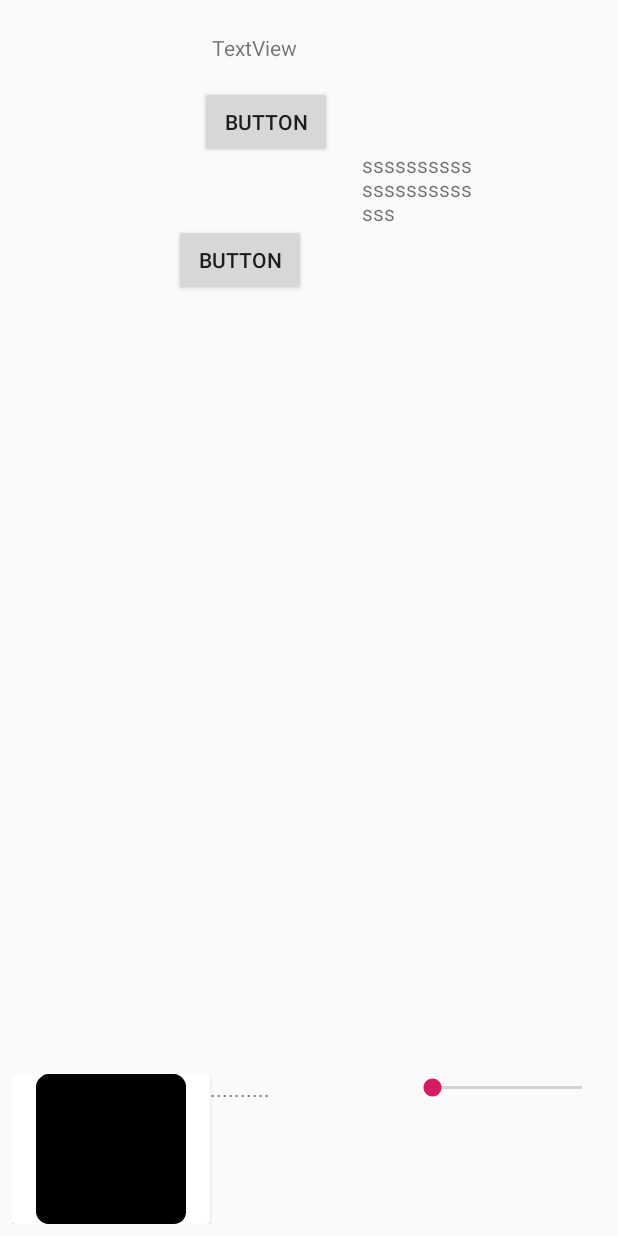
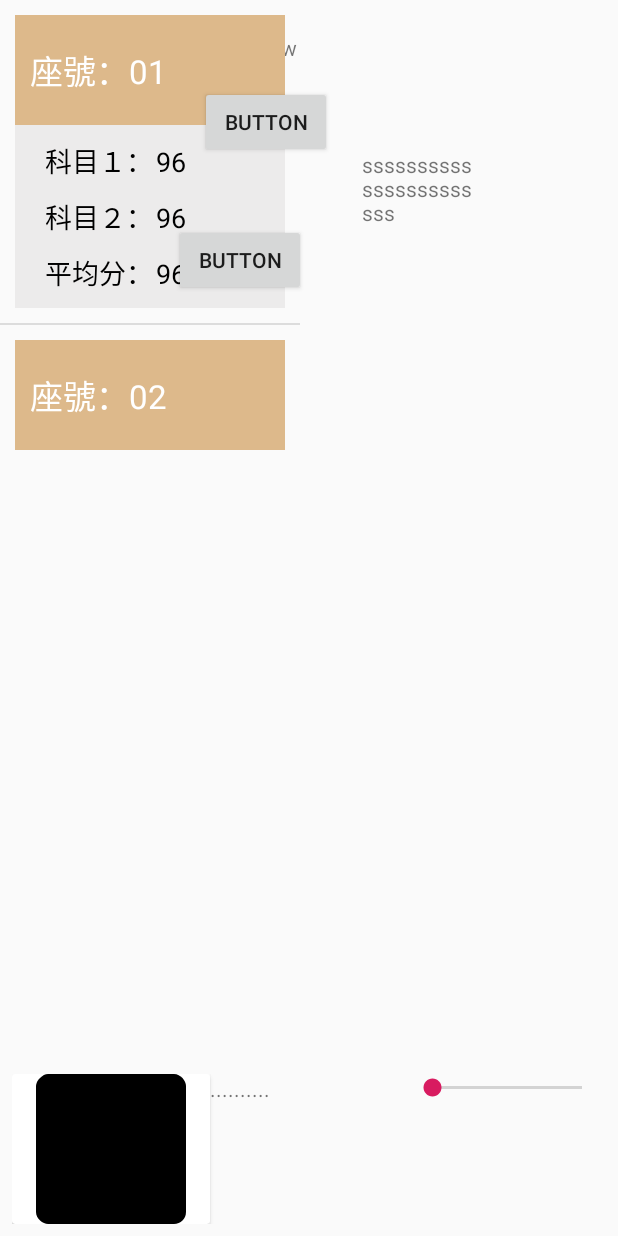
Before and after one commit to andythebreaker/camPdfHttpAndriod, an Android app: the screen it shows after launch (MainActivity), on a phone screen of 412 x 824 dp. Run offline under Robolectric (Android 15) with nearby library versions, the phone set to English and light mode, and no system bars; libraries missing offline, so code that uses them is left out: androidx.camera.camera2, androidx.camera.core, androidx.camera.extensions, androidx.camera.lifecycle, androidx.camera.view; plain views replace PreviewView; 3 statements that could not run were skipped.

```diff
--- a/app/build.gradle
+++ b/app/build.gradle
@@ -27,6 +27,7 @@ dependencies {
     implementation fileTree(dir: 'libs', include: ['*.jar'])
     implementation 'androidx.appcompat:appcompat:1.3.0'
     implementation 'androidx.constraintlayout:constraintlayout:2.0.4'
+    implementation 'androidx.recyclerview:recyclerview:1.2.1'
     testImplementation 'junit:junit:4.12'
     androidTestImplementation 'androidx.test.ext:junit:1.1.3'
     androidTestImplementation 'androidx.test.espresso:espresso-core:3.4.0'
--- a/app/src/main/java/me/andythebreaker/basic_http_sv/MainActivity.java
+++ b/app/src/main/java/me/andythebreaker/basic_http_sv/MainActivity.java
@@ -9,7 +9,9 @@ import android.hardware.camera2.CameraCharacteristics;
 import android.os.Bundle;
 import android.os.Looper;
 import android.util.Log;
+import android.view.LayoutInflater;
 import android.view.View;
+import android.view.ViewGroup;
 import android.widget.Button;
 import android.widget.SeekBar;
 import android.widget.TextView;
@@ -19,6 +21,7 @@ import java.io.*;
 import java.net.InetAddress;
 import java.net.NetworkInterface;
 import java.net.SocketException;
+import java.util.ArrayList;
 import java.util.Enumeration;
 
 import androidx.annotation.NonNull;
@@ -46,13 +49,20 @@ import com.google.common.util.concurrent.ListenableFuture;
 
 import java.text.SimpleDateFormat;
 import java.util.Date;
+import java.util.HashMap;
 import java.util.Locale;
+import java.util.Random;
 import java.util.concurrent.ExecutionException;
 import java.util.concurrent.Executor;
 import java.util.concurrent.Executors;
 import java.io.File;
 
 import androidx.appcompat.app.AppCompatActivity;
+import androidx.recyclerview.widget.DividerItemDecoration;
+import androidx.recyclerview.widget.LinearLayoutManager;
+import androidx.recyclerview.widget.RecyclerView;
+
+import org.jetbrains.annotations.Nullable;
 
 import static androidx.camera.extensions.ExtensionMode.HDR;
 
@@ -70,6 +80,9 @@ public class MainActivity extends AppCompatActivity {
     TextView t3;
     SeekBar sk;
     TextView aaaaaaaaaaaaaaaa;
+    RecyclerView mRecyclerView;
+    MyListAdapter myListAdapter;
+    ArrayList<HashMap<String,String>> arrayList = new ArrayList<>();
 
     @Override
     protected void onCreate(Bundle savedInstanceState) {
@@ -149,8 +162,25 @@ public class MainActivity extends AppCompatActivity {
 
             }
         });
+        //製造資料
+        for (int i = 0;i<30;i++){
+            HashMap<String,String> hashMap = new HashMap<>();
+            hashMap.put("Id","座號："+String.format("%02d",i+1));
+            hashMap.put("Sub1",String.valueOf(new Random().nextInt(80) + 20));
+            hashMap.put("Sub2",String.valueOf(new Random().nextInt(80) + 20));
+            hashMap.put("Avg",String.valueOf(
+                    (Integer.parseInt(hashMap.get("Sub1"))
+                            +Integer.parseInt(hashMap.get("Sub2")))/2));
+
+            arrayList.add(hashMap);
+        }
+        //設置RecycleView
+        mRecyclerView = findViewById(R.id.lllll);
+        mRecyclerView.setLayoutManager(new LinearLayoutManager(this));
+        mRecyclerView.addItemDecoration(new DividerItemDecoration(this, DividerItemDecoration.VERTICAL));
+        myListAdapter = new MyListAdapter();
+        mRecyclerView.setAdapter(myListAdapter);
     }
-
 
     @Override
     public void onResume() {
@@ -180,6 +210,7 @@ public class MainActivity extends AppCompatActivity {
     }
 
     //獲取本地IP
+    @Nullable
     @SuppressLint("LongLogTag")
     public static String getLocalIpAddress() {
         try {
@@ -334,4 +365,51 @@ public class MainActivity extends AppCompatActivity {
         }
     }
 
+
+    private class MyListAdapter extends RecyclerView.Adapter<MyListAdapter.ViewHolder>{
+
+
+        class ViewHolder extends RecyclerView.ViewHolder{
+            private TextView tvId,tvSub1,tvSub2,tvAvg;
+
+            public ViewHolder(@NonNull View itemView) {
+                super(itemView);
+                tvId = itemView.findViewById(R.id.textView_Id);
+                tvSub1 = itemView.findViewById(R.id.textView_sub1);
+                tvSub2 = itemView.findViewById(R.id.textView_sub2);
+                tvAvg  = itemView.findViewById(R.id.textView_avg);
+            }
+        }
+        @NonNull
+        @Override
+        public ViewHolder onCreateViewHolder(@NonNull ViewGroup parent, int viewType) {
+            View view = LayoutInflater.from(parent.getContext())
+                    .inflate(R.layout.recycle_item,parent,false);
+            return new ViewHolder(view);
+        }
+
+        @Override
+        public void onBindViewHolder(@NonNull ViewHolder holder, int position) {
+            int avgS = Integer.parseInt(arrayList.get(position).get("Avg"));
+            if (avgS>=80){
+                holder.tvId.setBackgroundColor(getColor(R.color.green_TOKIWA));
+            }else if (avgS<80 &&avgS>=60){
+                holder.tvId.setBackgroundColor(getColor(R.color.blue_RURI));
+            }else if(avgS<60 &&avgS>=40){
+                holder.tvId.setBackgroundColor(getColor(R.color.yellow_YAMABUKI));
+            }else {
+                holder.tvId.setBackgroundColor(getColor(R.color.red_GINSYU));
+            }
+            holder.tvId.setText(arrayList.get(position).get("Id"));
+            holder.tvSub1.setText(arrayList.get(position).get("Sub1"));
+            holder.tvSub2.setText(arrayList.get(position).get("Sub2"));
+            holder.tvAvg.setText(arrayList.get(position).get("Avg"));
+        }
+
+        @Override
+        public int getItemCount() {
+            return arrayList.size();
+        }
+    }
+
 }
--- a/app/src/main/res/layout/activity_main.xml
+++ b/app/src/main/res/layout/activity_main.xml
@@ -33,6 +33,7 @@
             android:layout_width="wrap_content"
             android:layout_height="wrap_content"
             android:text="Hello World!" />
+
     </androidx.camera.view.PreviewView>
 
     <LinearLayout
@@ -103,6 +104,14 @@
         app:layout_constraintStart_toStartOf="parent"
         app:layout_constraintTop_toTopOf="parent" />
 
+    <androidx.recyclerview.widget.RecyclerView
+        android:id="@+id/lllll"
+        android:layout_width="200dp"
+        android:layout_height="300dp"
+        android:visibility="visible"
+        app:layout_constraintStart_toStartOf="parent"
+        app:layout_constraintTop_toTopOf="parent" />
+
     <TextView
         android:id="@+id/aaaaaaaaaaaaaaaa"
         android:layout_width="73dp"
--- /dev/null
+++ b/app/src/main/res/layout/recycle_item.xml
@@ -0,0 +1,106 @@
+<?xml version="1.0" encoding="utf-8"?>
+<LinearLayout xmlns:android="http://schemas.android.com/apk/res/android"
+    android:layout_width="match_parent"
+    android:layout_height="wrap_content"
+    android:layout_margin="10dp"
+    android:background="#ECEBEB"
+    android:orientation="vertical">
+
+
+    <TextView
+        android:id="@+id/textView_Id"
+        android:layout_width="match_parent"
+        android:layout_height="wrap_content"
+        android:background="@color/red_GINSYU"
+        android:paddingStart="10dp"
+        android:paddingTop="20dp"
+        android:paddingBottom="20dp"
+        android:text="學號："
+        android:textAppearance="@style/TextAppearance.AppCompat.Large"
+        android:textColor="?attr/colorBackgroundFloating" />
+
+    <LinearLayout
+        android:layout_width="match_parent"
+        android:layout_height="match_parent"
+        android:layout_marginStart="20dp"
+        android:layout_marginTop="10dp"
+        android:orientation="horizontal">
+
+        <TextView
+            android:id="@+id/textView2"
+            android:layout_width="wrap_content"
+            android:layout_height="wrap_content"
+            android:layout_weight="0.3"
+            android:text="科目１："
+            android:textAppearance="@style/TextAppearance.AppCompat.Large"
+            android:textColor="#000"
+            android:textSize="18sp" />
+
+        <TextView
+            android:id="@+id/textView_sub1"
+            android:layout_width="wrap_content"
+            android:layout_height="wrap_content"
+            android:layout_weight="8"
+            android:text="TextView"
+            android:textAppearance="@style/TextAppearance.AppCompat.Large"
+            android:textColor="#000"
+            android:textSize="18sp" />
+    </LinearLayout>
+
+    <LinearLayout
+        android:layout_width="match_parent"
+        android:layout_height="match_parent"
+        android:layout_marginStart="20dp"
+        android:layout_marginTop="10dp"
+        android:orientation="horizontal">
+
+        <TextView
+            android:id="@+id/textView4"
+            android:layout_width="wrap_content"
+            android:layout_height="wrap_content"
+            android:layout_weight="0.3"
+            android:text="科目２："
+            android:textAppearance="@style/TextAppearance.AppCompat.Large"
+            android:textColor="#000"
+            android:textSize="18sp" />
+
+        <TextView
+            android:id="@+id/textView_sub2"
+            android:layout_width="wrap_content"
+            android:layout_height="wrap_content"
+            android:layout_weight="8"
+            android:text="TextView"
+            android:textAppearance="@style/TextAppearance.AppCompat.Large"
+            android:textColor="#000"
+            android:textSize="18sp" />
+    </LinearLayout>
+
+    <LinearLayout
+        android:layout_width="match_parent"
+        android:layout_height="match_parent"
+        android:layout_marginStart="20dp"
+        android:layout_marginTop="10dp"
+        android:layout_marginBottom="10dp"
+        android:orientation="horizontal">
+
+        <TextView
+            android:id="@+id/textView6"
+            android:layout_width="wrap_content"
+            android:layout_height="wrap_content"
+            android:layout_weight="0.3"
+            android:text="平均分："
+            android:textAppearance="@style/TextAppearance.AppCompat.Large"
+            android:textColor="#000"
+            android:textSize="18sp" />
+
+        <TextView
+            android:id="@+id/textView_avg"
+            android:layout_width="wrap_content"
+            android:layout_height="wrap_content"
+            android:layout_weight="8"
+            android:text="TextView"
+            android:textAppearance="@style/TextAppearance.AppCompat.Large"
+            android:textColor="#000"
+            android:textSize="18sp" />
+    </LinearLayout>
+</LinearLayout>
--- a/app/src/main/res/values/colors.xml
+++ b/app/src/main/res/values/colors.xml
@@ -3,4 +3,8 @@
     <color name="colorPrimary">#008577</color>
     <color name="colorPrimaryDark">#00574B</color>
     <color name="colorAccent">#D81B60</color>
+    <color name="red_GINSYU">#DDB98B</color>
+    <color name="green_TOKIWA">#DDB98B</color>
+    <color name="blue_RURI">#DDB98B</color>
+    <color name="yellow_YAMABUKI">#DDB98B</color>
 </resources>
```
